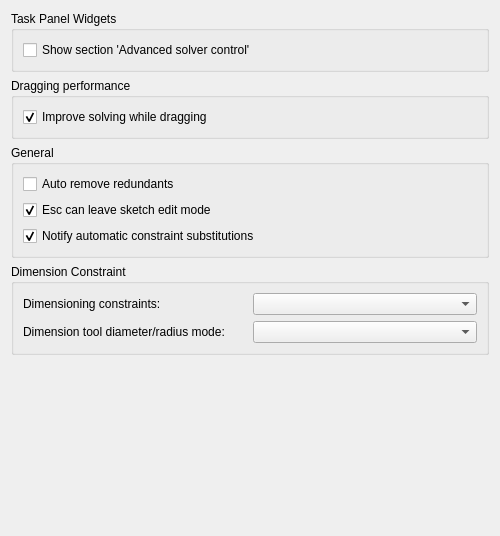
This is src/Mod/Sketcher/Gui/SketcherSettings.ui in karlnik/FreeCAD as Qt 5 draws it before an edit. The edited form follows.
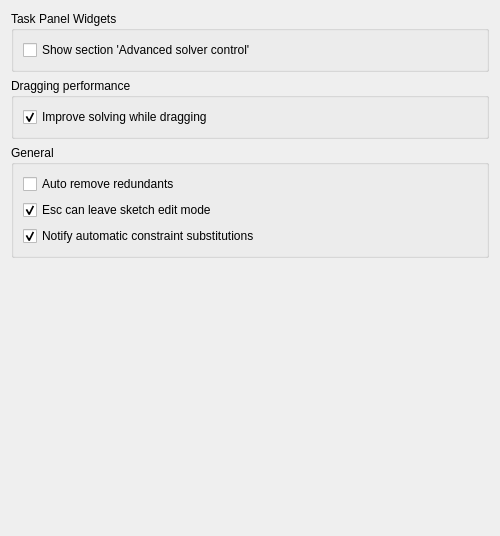
This is the edited form. Custom widgets are drawn as their Qt base class.

Commit message:
Revert "Merge branch 'FreeCAD:master' into Path-workbench-Add-ConstantToolAngleEngagement"
This reverts commit d1b946745e24c1b81b9e8af7a8297d3593930e07, reversing
changes made to 9a27f281bc3bcce3883d94053cc32970eacfe354.

```diff
--- a/src/Mod/Sketcher/Gui/SketcherSettings.ui
+++ b/src/Mod/Sketcher/Gui/SketcherSettings.ui
@@ -163,56 +163,6 @@
     </widget>
    </item>
    <item row="3" column="0">
-    <widget class="QGroupBox" name="groupBox_6">
-     <property name="sizePolicy">
-      <sizepolicy hsizetype="Expanding" vsizetype="Minimum">
-       <horstretch>0</horstretch>
-       <verstretch>0</verstretch>
-      </sizepolicy>
-     </property>
-     <property name="title">
-      <string>Dimension Constraint</string>
-     </property>
-     <layout class="QGridLayout" name="gridLayout_general">
-      <item row="0" column="0">
-       <widget class="QLabel" name="dimensioningLabel">
-        <property name="text">
-         <string>Dimensioning constraints:</string>
-        </property>
-       </widget>
-      </item>
-	  <item row="0" column="1">
-       <widget class="QComboBox" name="dimensioningMode">
-        <property name="toolTip">
-         <string>Select the type of dimensioning constraints for your toolbar:
-'Single tool': A single tool for all dimensioning constraints in the toolbar : Distance, Distance X / Y, Angle, Radius. (Others in dropdown)
-'Separated tools': Individual tools for each dimensioning constraint.
-'Both': You will have both the 'Dimension' tool and the separated tools.
-This setting is only for the toolbar. Whichever you chose, all tools are always available in the menu and through shortcuts.</string>
-        </property>
-       </widget>
-      </item>
-      <item row="1" column="0">
-       <widget class="QLabel" name="radiusDiameterLabel">
-        <property name="text">
-         <string>Dimension tool diameter/radius mode:</string>
-        </property>
-       </widget>
-      </item>
-	  <item row="1" column="1">
-       <widget class="QComboBox" name="radiusDiameterMode">
-        <property name="toolTip">
-         <string>While using the Dimension tool you may chose how to handle circles and arcs:
-'Auto': The tool will apply radius to arcs and diameter to circles.
-'Diameter': The tool will apply diameter to both arcs and circles.
-'Radius': The tool will apply radius to both arcs and circles.</string>
-        </property>
-       </widget>
-      </item>
-     </layout>
-    </widget>
-   </item>
-   <item row="4" column="0">
     <spacer name="verticalSpacer">
      <property name="orientation">
       <enum>Qt::Vertical</enum>
```
The commit also changes 3182 other files.
